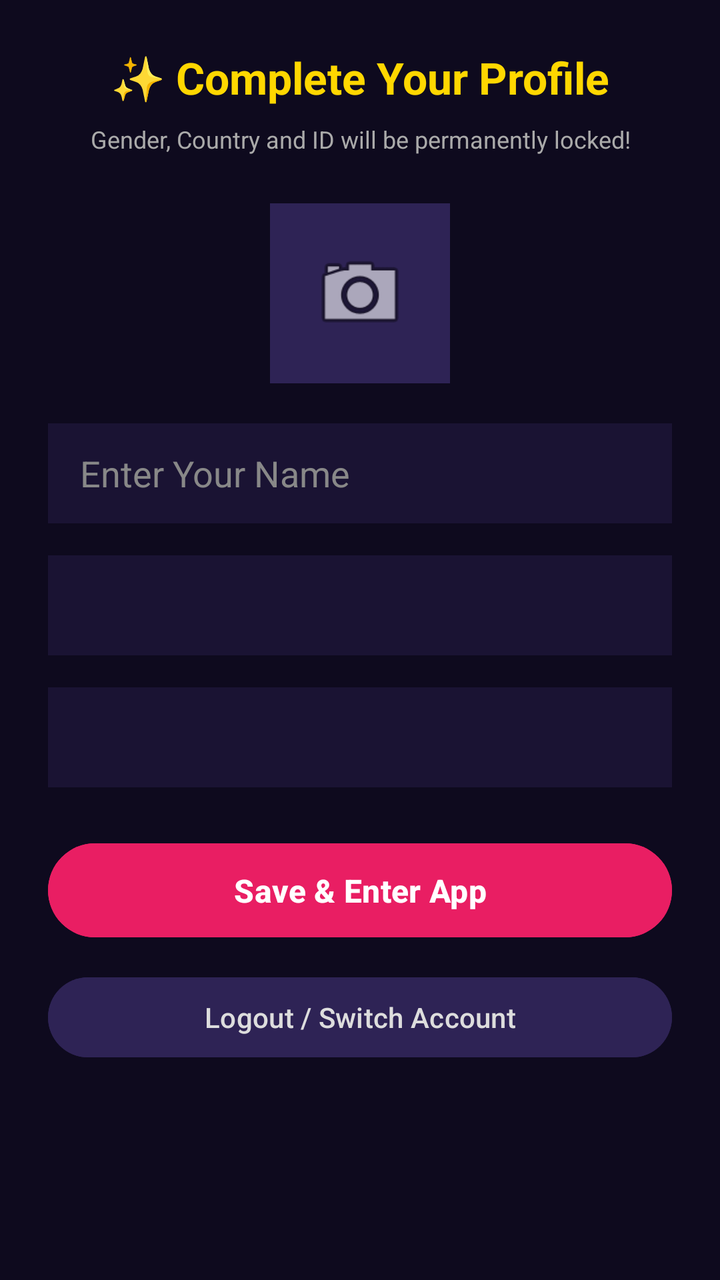
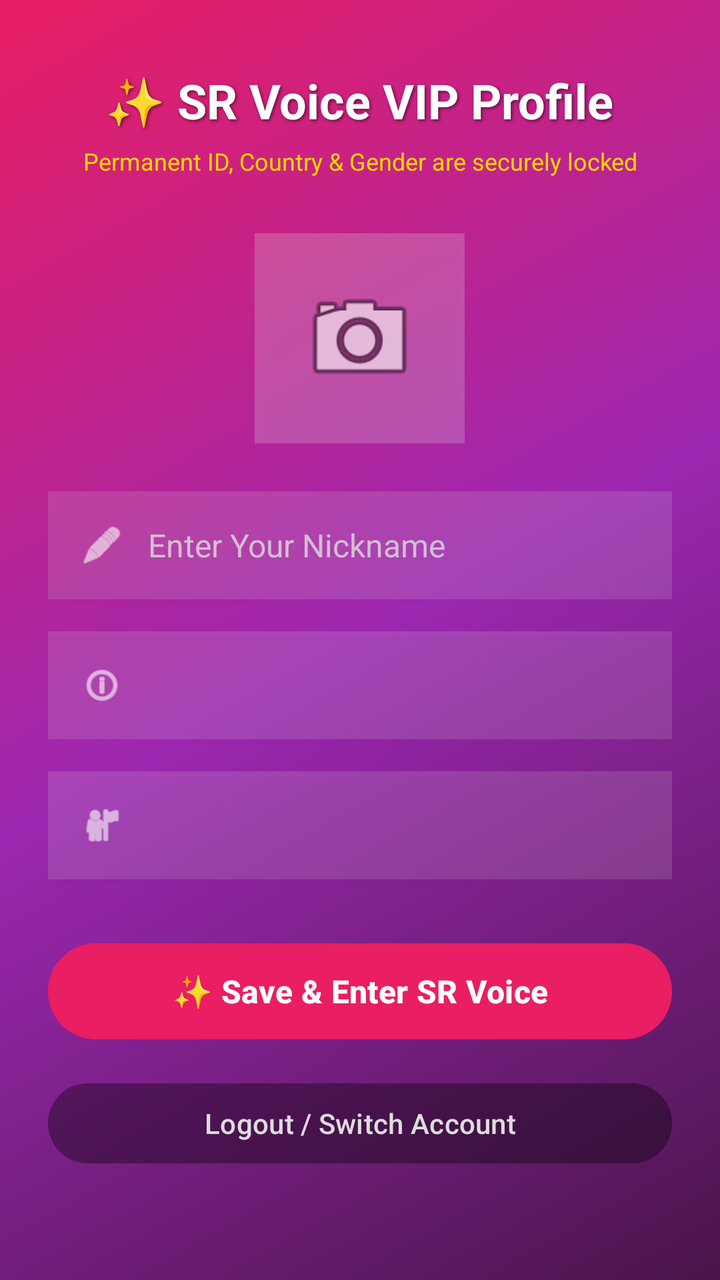

Screens rendered from an Android XML layout before and after an edit, with the pre-edit source and the edit as a unified diff.
<!-- AndroidManifest.xml: application theme Theme.SRVoiceChat -->
<!-- res/layout/activity_edit_profile.xml -->
<?xml version="1.0" encoding="utf-8"?>
<ScrollView xmlns:android="http://schemas.android.com/apk/res/android"
    android:layout_width="match_parent"
    android:layout_height="match_parent"
    android:background="#0E0A1E"
    android:fillViewport="true">

    <LinearLayout
        android:layout_width="match_parent"
        android:layout_height="wrap_content"
        android:orientation="vertical"
        android:padding="24dp"
        android:gravity="center_horizontal">

        <TextView
            android:layout_width="wrap_content"
            android:layout_height="wrap_content"
            android:text="✨ Complete Your Profile"
            android:textColor="#FFD700"
            android:textSize="22sp"
            android:textStyle="bold"
            android:layout_marginBottom="8dp"/>

        <TextView
            android:layout_width="wrap_content"
            android:layout_height="wrap_content"
            android:text="Gender, Country and ID will be permanently locked!"
            android:textColor="#AAAAAA"
            android:textSize="12sp"
            android:layout_marginBottom="24dp"
            android:gravity="center"/>

        
        <ImageView
            android:id="@+id/imgProfilePic"
            android:layout_width="90dp"
            android:layout_height="90dp"
            android:src="@android:drawable/ic_menu_camera"
            android:background="#2E2355"
            android:scaleType="centerCrop"
            android:layout_marginBottom="20dp"
            android:padding="20dp"/>

        
        <EditText
            android:id="@+id/inputName"
            android:layout_width="match_parent"
            android:layout_height="50dp"
            android:hint="Enter Your Name"
            android:textColor="#FFFFFF"
            android:textColorHint="#888888"
            android:background="#1A1333"
            android:paddingHorizontal="16dp"
            android:layout_marginBottom="16dp"
            android:maxLines="1"/>

        
        <Spinner
            android:id="@+id/spinnerGender"
            android:layout_width="match_parent"
            android:layout_height="50dp"
            android:background="#1A1333"
            android:layout_marginBottom="16dp"/>

        
        <Spinner
            android:id="@+id/spinnerCountry"
            android:layout_width="match_parent"
            android:layout_height="50dp"
            android:background="#1A1333"
            android:layout_marginBottom="24dp"/>

        
        <Button
            android:id="@+id/btnSaveProfile"
            android:layout_width="match_parent"
            android:layout_height="55dp"
            android:text="Save &amp; Enter App"
            android:textColor="#FFFFFF"
            android:textSize="16sp"
            android:textStyle="bold"
            android:backgroundTint="#E91E63"
            android:layout_marginBottom="12dp"/>

        
        <Button
            android:id="@+id/btnLogOut"
            android:layout_width="match_parent"
            android:layout_height="48dp"
            android:text="Logout / Switch Account"
            android:textColor="#DDDDDD"
            android:textSize="14sp"
            android:backgroundTint="#2E2355"/>

    </LinearLayout>
</ScrollView>
<!-- resources referenced by this layout -->
<resources>
  <style name="Theme.SRVoiceChat" parent="Theme.Material3.DayNight.NoActionBar">
          <item name="colorPrimary">#FF4081</item>
          <item name="android:statusBarColor">#FF4081</item>
          <item name="android:windowLightStatusBar">true</item>
      </style>
</resources>

<!-- the commit's change to res/layout/activity_edit_profile.xml (unified diff, before → after) -->
@@ -2,7 +2,7 @@
 <ScrollView xmlns:android="http://schemas.android.com/apk/res/android"
     android:layout_width="match_parent"
     android:layout_height="match_parent"
-    android:background="#0E0A1E"
+    android:background="@drawable/bg_profile_gradient"
     android:fillViewport="true">
 
     <LinearLayout
@@ -12,75 +12,139 @@
         android:padding="24dp"
         android:gravity="center_horizontal">
 
+        
         <TextView
             android:layout_width="wrap_content"
             android:layout_height="wrap_content"
-            android:text="✨ Complete Your Profile"
-            android:textColor="#FFD700"
-            android:textSize="22sp"
+            android:text="✨ SR Voice VIP Profile"
+            android:textColor="#FFFFFF"
+            android:textSize="24sp"
             android:textStyle="bold"
-            android:layout_marginBottom="8dp"/>
+            android:layout_marginTop="10dp"
+            android:layout_marginBottom="6dp"
+            android:shadowColor="#88000000"
+            android:shadowDx="2"
+            android:shadowDy="2"
+            android:shadowRadius="4"/>
 
         <TextView
             android:layout_width="wrap_content"
             android:layout_height="wrap_content"
-            android:text="Gender, Country and ID will be permanently locked!"
-            android:textColor="#AAAAAA"
+            android:text="Permanent ID, Country &amp; Gender are securely locked"
+            android:textColor="#FFD700"
             android:textSize="12sp"
-            android:layout_marginBottom="24dp"
+            android:layout_marginBottom="28dp"
             android:gravity="center"/>
 
         
-        <ImageView
-            android:id="@+id/imgProfilePic"
-            android:layout_width="90dp"
-            android:layout_height="90dp"
-            android:src="@android:drawable/ic_menu_camera"
-            android:background="#2E2355"
-            android:scaleType="centerCrop"
-            android:layout_marginBottom="20dp"
-            android:padding="20dp"/>
+        <RelativeLayout
+            android:layout_width="105dp"
+            android:layout_height="105dp"
+            android:layout_marginBottom="24dp">
+
+            <ImageView
+                android:id="@+id/imgProfilePic"
+                android:layout_width="match_parent"
+                android:layout_height="match_parent"
+                android:src="@android:drawable/ic_menu_camera"
+                android:background="#33FFFFFF"
+                android:scaleType="centerCrop"
+                android:padding="22dp"
+                android:elevation="6dp"/>
+        </RelativeLayout>
 
         
-        <EditText
-            android:id="@+id/inputName"
+        <LinearLayout
             android:layout_width="match_parent"
-            android:layout_height="50dp"
-            android:hint="Enter Your Name"
-            android:textColor="#FFFFFF"
-            android:textColorHint="#888888"
-            android:background="#1A1333"
+            android:layout_height="54dp"
+            android:background="#22FFFFFF"
+            android:orientation="horizontal"
+            android:gravity="center_vertical"
             android:paddingHorizontal="16dp"
             android:layout_marginBottom="16dp"
-            android:maxLines="1"/>
+            android:elevation="2dp">
+
+            <ImageView
+                android:layout_width="22dp"
+                android:layout_height="22dp"
+                android:src="@android:drawable/ic_menu_edit"
+                android:tint="#FFFFFF"
+                android:layout_marginEnd="12dp"/>
+
+            <EditText
+                android:id="@+id/inputName"
+                android:layout_width="match_parent"
+                android:layout_height="match_parent"
+                android:hint="Enter Your Nickname"
+                android:textColor="#FFFFFF"
+                android:textColorHint="#CCDDDDDD"
+                android:background="@android:color/transparent"
+                android:textSize="16sp"
+                android:maxLines="1"/>
+        </LinearLayout>
 
         
-        <Spinner
-            android:id="@+id/spinnerGender"
+        <LinearLayout
             android:layout_width="match_parent"
-            android:layout_height="50dp"
-            android:background="#1A1333"
-            android:layout_marginBottom="16dp"/>
+            android:layout_height="54dp"
+            android:background="#22FFFFFF"
+            android:orientation="horizontal"
+            android:gravity="center_vertical"
+            android:paddingHorizontal="16dp"
+            android:layout_marginBottom="16dp"
+            android:elevation="2dp">
+
+            <ImageView
+                android:layout_width="22dp"
+                android:layout_height="22dp"
+                android:src="@android:drawable/ic_menu_info_details"
+                android:tint="#FFFFFF"
+                android:layout_marginEnd="12dp"/>
+
+            <Spinner
+                android:id="@+id/spinnerGender"
+                android:layout_width="match_parent"
+                android:layout_height="match_parent"
+                android:background="@android:color/transparent"/>
+        </LinearLayout>
 
         
-        <Spinner
-            android:id="@+id/spinnerCountry"
+        <LinearLayout
             android:layout_width="match_parent"
-            android:layout_height="50dp"
-            android:background="#1A1333"
-            android:layout_marginBottom="24dp"/>
+            android:layout_height="54dp"
+            android:background="#22FFFFFF"
+            android:orientation="horizontal"
+            android:gravity="center_vertical"
+            android:paddingHorizontal="16dp"
+            android:layout_marginBottom="28dp"
+            android:elevation="2dp">
+
+            <ImageView
+                android:layout_width="22dp"
+                android:layout_height="22dp"
+                android:src="@android:drawable/ic_menu_myplaces"
+                android:tint="#FFFFFF"
+                android:layout_marginEnd="12dp"/>
+
+            <Spinner
+                android:id="@+id/spinnerCountry"
+                android:layout_width="match_parent"
+                android:layout_height="match_parent"
+                android:background="@android:color/transparent"/>
+        </LinearLayout>
 
         
         <Button
             android:id="@+id/btnSaveProfile"
             android:layout_width="match_parent"
-            android:layout_height="55dp"
-            android:text="Save &amp; Enter App"
+            android:layout_height="56dp"
+            android:text="✨ Save &amp; Enter SR Voice"
             android:textColor="#FFFFFF"
             android:textSize="16sp"
             android:textStyle="bold"
             android:backgroundTint="#E91E63"
-            android:layout_marginBottom="12dp"/>
+            android:layout_marginBottom="14dp"
+            android:elevation="4dp"/>
 
         
         <Button
@@ -90,7 +154,7 @@
             android:text="Logout / Switch Account"
             android:textColor="#DDDDDD"
             android:textSize="14sp"
-            android:backgroundTint="#2E2355"/>
+            android:backgroundTint="#33000000"/>
 
     </LinearLayout>
 </ScrollView>
<!-- resource entries referenced after the edit -->
@@ -1,5 +1,15 @@
 <!-- resources referenced by this layout -->
 <resources>
+  <!-- drawable bg_profile_gradient (drawable) -->
+  <?xml version="1.0" encoding="utf-8"?>
+  <shape xmlns:android="http://schemas.android.com/apk/res/android">
+      <gradient
+          android:angle="135"
+          android:startColor="#4A154B"
+          android:centerColor="#9C27B0"
+          android:endColor="#E91E63"
+          android:type="linear" />
+  </shape>
   <style name="Theme.SRVoiceChat" parent="Theme.Material3.DayNight.NoActionBar">
           <item name="colorPrimary">#FF4081</item>
           <item name="android:statusBarColor">#FF4081</item>
